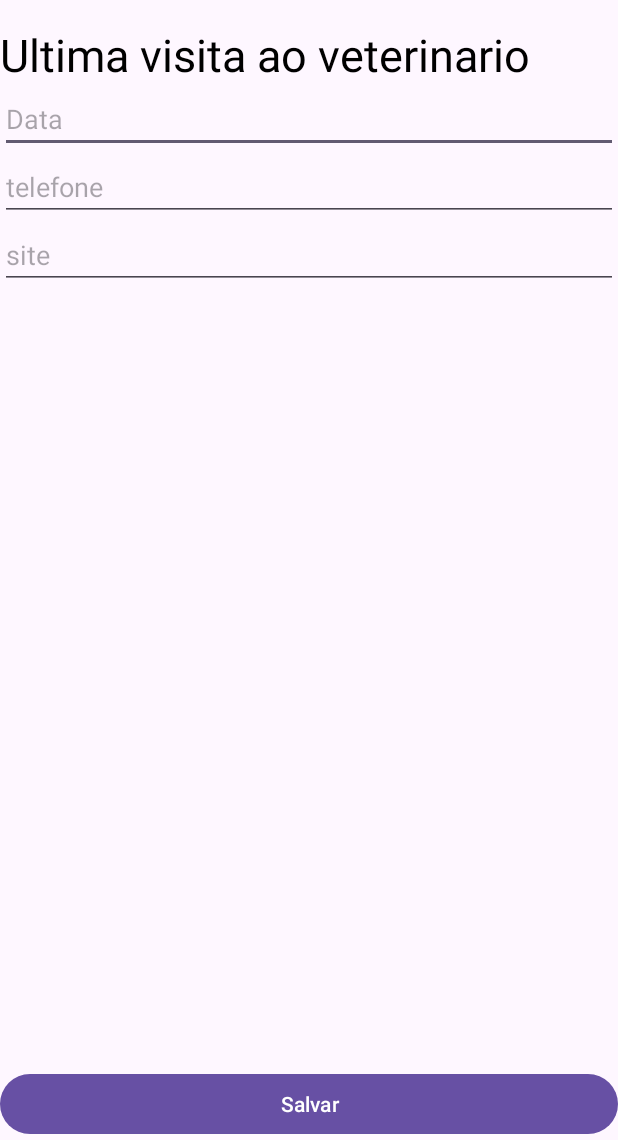
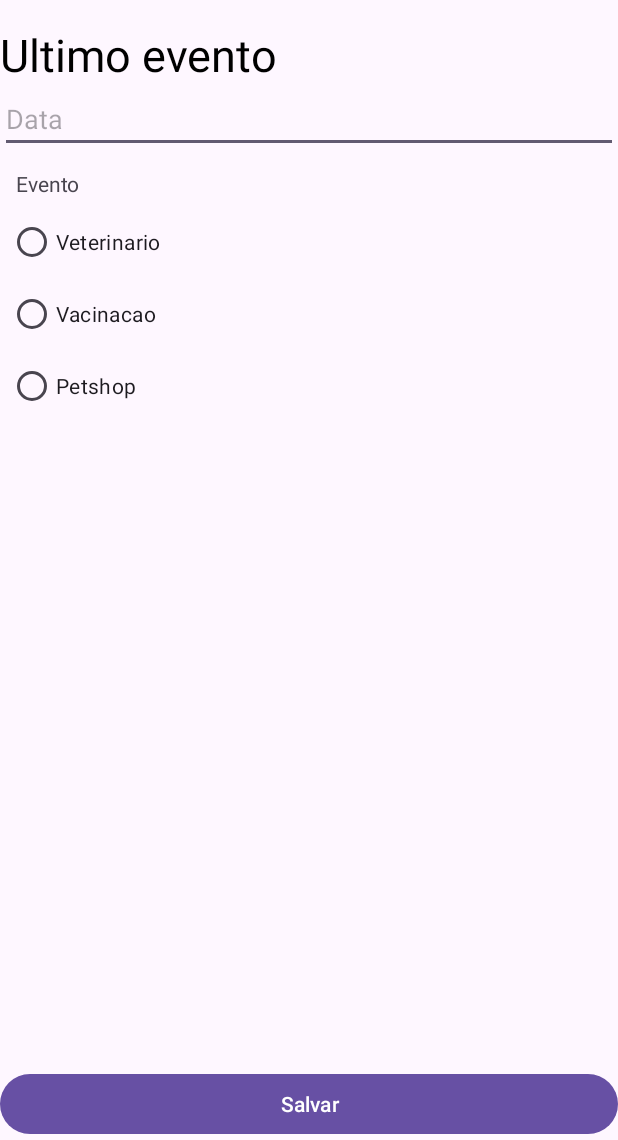
Before and after one commit to gabrieleksilva/PetLife, an Android app: the UltimaVisitaVetActivity screen opened directly, with no data from a screen before it, on a phone screen of 412 x 824 dp, the part 96-1236 px from its top. Run offline under Robolectric (Android 15) with nearby library versions, the phone set to English and light mode, and no system bars.

Commit message:
eliminando layouts e implementando como a activity de cadastrar evento irá pegar os dados da tela e cadastrar

```diff
--- a/app/src/main/res/layout/activity_ultima_visita_vet.xml
+++ b/app/src/main/res/layout/activity_ultima_visita_vet.xml
@@ -22,7 +22,7 @@
         android:layout_width="wrap_content"
         android:layout_height="wrap_content"
         android:layout_marginTop="16dp"
-        android:text="Ultima visita ao veterinario"
+        android:text="Ultimo evento"
         android:textColor="@android:color/background_dark"
         android:textSize="30sp"
         app:layout_constraintTop_toBottomOf="@id/toolbarIn"
@@ -38,25 +38,54 @@
         app:layout_constraintLeft_toLeftOf="parent"
         app:layout_constraintRight_toRightOf="parent" />
 
-    <EditText
-        android:id="@+id/telefoneEt"
+    <LinearLayout
+        android:id="@+id/porteLl"
         android:layout_width="match_parent"
         android:layout_height="wrap_content"
-        android:hint="telefone"
-        android:inputType="text"
-        app:layout_constraintTop_toBottomOf="@id/dataEt"
+        android:orientation="vertical"
+        android:padding="5dp"
+        android:visibility="visible"
         app:layout_constraintLeft_toLeftOf="parent"
-        app:layout_constraintRight_toRightOf="parent" />
+        app:layout_constraintRight_toRightOf="parent"
+        app:layout_constraintTop_toBottomOf="@id/dataEt">
 
-    <EditText
-        android:id="@+id/siteEt"
-        android:layout_width="match_parent"
-        android:layout_height="wrap_content"
-        android:hint="site"
-        android:inputType="text"
-        app:layout_constraintTop_toBottomOf="@id/telefoneEt"
-        app:layout_constraintLeft_toLeftOf="parent"
-        app:layout_constraintRight_toRightOf="parent" />
+        <TextView
+            android:id="@+id/porteTv"
+            android:layout_width="match_parent"
+            android:layout_height="wrap_content"
+            android:text="Evento"
+            android:padding="5dp"
+            app:layout_constraintLeft_toLeftOf="parent"
+            app:layout_constraintRight_toRightOf="parent" />
+
+        <RadioGroup
+            android:id="@+id/eventoRg"
+            android:layout_width="match_parent"
+            android:layout_height="wrap_content"
+            android:orientation="vertical"
+            android:gravity="left"
+            app:layout_constraintLeft_toLeftOf="parent"
+            app:layout_constraintRight_toRightOf="parent">
+            <RadioButton
+                android:id="@+id/vetRb"
+                android:layout_width="wrap_content"
+                android:layout_height="wrap_content"
+                android:text="@string/veterinario" />
+            <RadioButton
+                android:id="@+id/vacinaRb"
+                android:layout_width="wrap_content"
+                android:layout_height="wrap_content"
+                android:text="@string/vacinacao" />
+            <RadioButton
+                android:id="@+id/petshopRb"
+                android:layout_width="wrap_content"
+                android:layout_height="wrap_content"
+                android:text="@string/petshop" />
+        </RadioGroup>
+
+    </LinearLayout>
+
+
     <Button
         android:id="@+id/ultVisitBt"
         android:layout_width="match_parent"
--- a/app/src/main/res/values/strings.xml
+++ b/app/src/main/res/values/strings.xml
@@ -6,4 +6,7 @@
     <string name="event_list">Event list</string>
     <string name="data_evento">Data evento</string>
     <string name="descricao">Descricao</string>
+    <string name="veterinario">Veterinario</string>
+    <string name="vacinacao">Vacinacao</string>
+    <string name="petshop">Petshop</string>
 </resources>
```
Also changed, not shown: app/src/main/java/br/edu/scl/ifsp/ads/pdm/petlife/model/UltimaVisitaVet.kt (deleted, +0 -11 lines), app/src/main/java/br/edu/scl/ifsp/ads/pdm/petlife/ui/UltimaVisitaVetActivity.kt (+34 -45 lines), app/src/main/res/layout/activity_ultima_vacina.xml (deleted, +0 -46 lines), app/src/main/res/layout/activity_ultima_visita_pet_shop.xml (deleted, +0 -46 lines).
